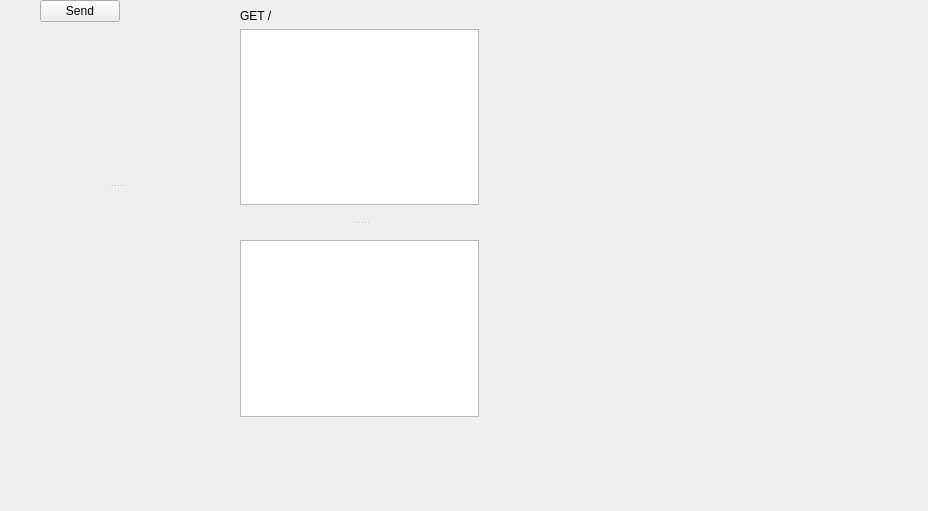
Qt form src/gui/MainWindow/MainWindow.ui (bartkessels/GetIt) before a commit.
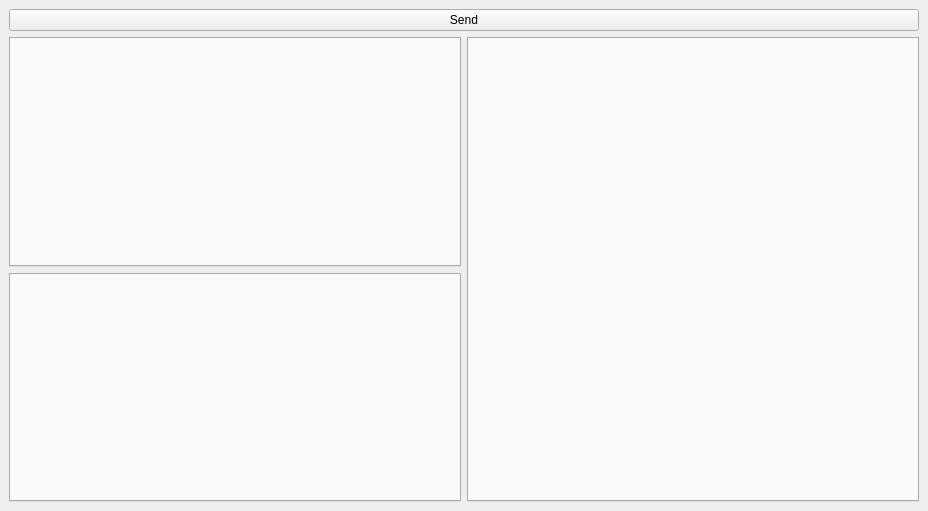
The same form after that commit.

The edit to the form file:
```diff
--- a/src/gui/MainWindow/MainWindow.ui
+++ b/src/gui/MainWindow/MainWindow.ui
@@ -17,131 +17,73 @@
    <string>GetIt</string>
   </property>
   <widget class="QWidget" name="centralwidget">
-   <widget class="QWidget" name="">
-    <layout class="QHBoxLayout" name="horizontalLayout_2">
-     <item>
-      <spacer name="spacerSend">
-       <property name="orientation">
-        <enum>Qt::Horizontal</enum>
-       </property>
-       <property name="sizeHint" stdset="0">
-        <size>
-         <width>40</width>
-         <height>20</height>
-        </size>
-       </property>
-      </spacer>
-     </item>
-     <item>
-      <widget class="QPushButton" name="btnSend">
-       <property name="text">
-        <string>Send</string>
-       </property>
-      </widget>
-     </item>
-    </layout>
-   </widget>
-   <widget class="QSplitter" name="splitterResponse">
-    <property name="geometry">
-     <rect>
-      <x>240</x>
-      <y>9</y>
-      <width>239</width>
-      <height>408</height>
-     </rect>
-    </property>
-    <property name="orientation">
-     <enum>Qt::Vertical</enum>
-    </property>
-    <property name="handleWidth">
-     <number>35</number>
-    </property>
-    <widget class="QWidget" name="layoutWidget">
-     <layout class="QVBoxLayout" name="layoutResponseMethodUriHeaders">
+   <layout class="QVBoxLayout" name="verticalLayout_3">
+    <item>
+     <layout class="QHBoxLayout" name="horizontalLayout">
+      <property name="spacing">
+       <number>6</number>
+      </property>
       <item>
-       <widget class="QLabel" name="lblRequestMethodUri">
+       <layout class="QGridLayout" name="methodWidget">
+        <property name="sizeConstraint">
+         <enum>QLayout::SetDefaultConstraint</enum>
+        </property>
+       </layout>
+      </item>
+      <item>
+       <layout class="QGridLayout" name="uriWidget"/>
+      </item>
+      <item>
+       <widget class="QPushButton" name="btnSend">
         <property name="text">
-         <string>GET /</string>
+         <string>Send</string>
         </property>
-        <property name="textInteractionFlags">
-         <set>Qt::LinksAccessibleByMouse|Qt::TextSelectableByMouse</set>
-        </property>
        </widget>
       </item>
+     </layout>
+    </item>
+    <item>
+     <layout class="QHBoxLayout" name="horizontalLayout_2">
+      <property name="spacing">
+       <number>6</number>
+      </property>
       <item>
-       <widget class="QListWidget" name="listResponseHeaders">
-        <property name="editTriggers">
-         <set>QAbstractItemView::NoEditTriggers</set>
+       <layout class="QVBoxLayout" name="verticalLayout">
+        <property name="spacing">
+         <number>6</number>
         </property>
-        <property name="showDropIndicator" stdset="0">
-         <bool>false</bool>
+        <item>
+         <widget class="QTabWidget" name="informationTabWidget">
+          <property name="currentIndex">
+           <number>-1</number>
+          </property>
+         </widget>
+        </item>
+        <item>
+         <widget class="QTabWidget" name="bodyTabWidget">
+          <property name="currentIndex">
+           <number>-1</number>
+          </property>
+         </widget>
+        </item>
+       </layout>
+      </item>
+      <item>
+       <layout class="QVBoxLayout" name="verticalLayout_2">
+        <property name="spacing">
+         <number>6</number>
         </property>
-        <property name="alternatingRowColors">
-         <bool>true</bool>
-        </property>
-        <property name="selectionBehavior">
-         <enum>QAbstractItemView::SelectRows</enum>
-        </property>
-        <property name="uniformItemSizes">
-         <bool>true</bool>
-        </property>
-        <property name="sortingEnabled">
-         <bool>true</bool>
-        </property>
-       </widget>
+        <item>
+         <layout class="QGridLayout" name="responseHeadersWidget"/>
+        </item>
+        <item>
+         <widget class="QTabWidget" name="responseBodyTabWidget"/>
+        </item>
+       </layout>
       </item>
      </layout>
-    </widget>
-    <widget class="QTextEdit" name="textResponseBody"/>
-   </widget>
-   <widget class="QSplitter" name="splitter">
-    <property name="geometry">
-     <rect>
-      <x>20</x>
-      <y>70</y>
-      <width>191</width>
-      <height>231</height>
-     </rect>
-    </property>
-    <property name="orientation">
-     <enum>Qt::Vertical</enum>
-    </property>
-    <property name="handleWidth">
-     <number>35</number>
-    </property>
-    <widget class="QWidget" name="gridLayoutWidget">
-     <layout class="QGridLayout" name="requestInfoWidget">
-      <property name="spacing">
-       <number>0</number>
-      </property>
-     </layout>
-    </widget>
-    <widget class="QWidget" name="gridLayoutWidget_2">
-     <layout class="QGridLayout" name="bodyWidget">
-      <property name="spacing">
-       <number>0</number>
-      </property>
-     </layout>
-    </widget>
-   </widget>
-   <widget class="QWidget" name="">
-    <property name="geometry">
-     <rect>
-      <x>10</x>
-      <y>10</y>
-      <width>181</width>
-      <height>31</height>
-     </rect>
-    </property>
-    <layout class="QHBoxLayout" name="horizontalLayout">
-     <item>
-      <layout class="QGridLayout" name="methodWidget"/>
-     </item>
-     <item>
-      <layout class="QGridLayout" name="uriWidget"/>
-     </item>
-    </layout>
-   </widget>
+    </item>
+   </layout>
   </widget>
   <widget class="QMenuBar" name="menubar">
    <property name="geometry">
```
